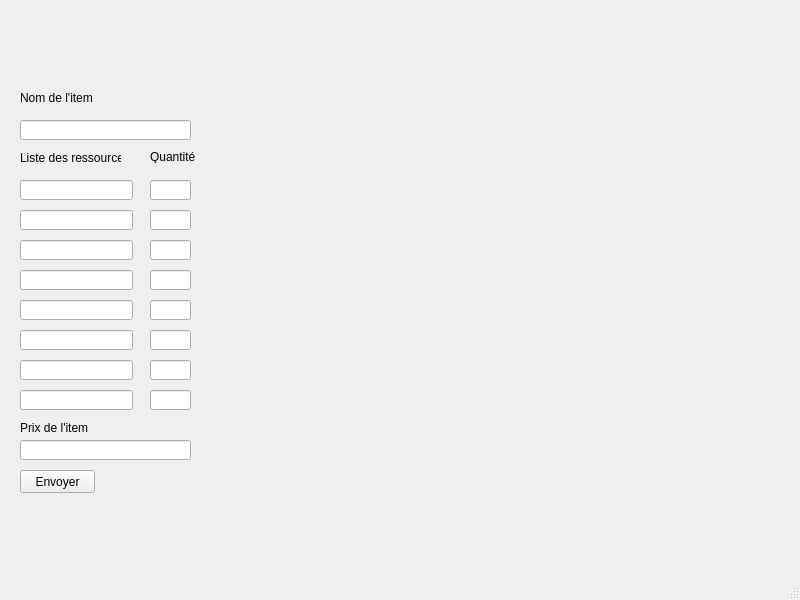
Above: interface.ui from Blblblbl42/Test before the change. Below: the same form after it.
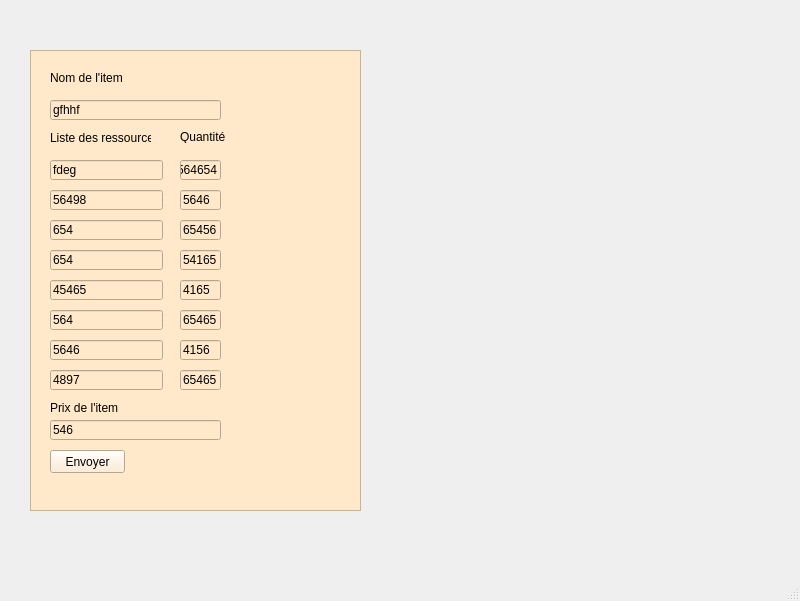
That is the form after the change.

Commit message: modification de l'interface pour qu'elle récupére et envoi à la base de données + modification de la table

Patch:
```diff
--- a/interface.ui
+++ b/interface.ui
@@ -7,57 +7,80 @@
     <x>0</x>
     <y>0</y>
     <width>800</width>
-    <height>600</height>
+    <height>601</height>
    </rect>
   </property>
   <property name="windowTitle">
    <string>MainWindow</string>
   </property>
+  <property name="styleSheet">
+   <string notr="true">background color: rgb(255, rgb(255, 221, 193)223, 197)</string>
+  </property>
   <widget class="QWidget" name="centralwidget">
-   <widget class="QLineEdit" name="lineEdit_1">
+   <property name="layoutDirection">
+    <enum>Qt::LeftToRight</enum>
+   </property>
+   <widget class="QFrame" name="frame">
+    <property name="geometry">
+     <rect>
+      <x>30</x>
+      <y>50</y>
+      <width>331</width>
+      <height>461</height>
+     </rect>
+    </property>
+    <property name="focusPolicy">
+     <enum>Qt::TabFocus</enum>
+    </property>
+    <property name="styleSheet">
+     <string notr="true">background-color: rgb(255, 233, 202)</string>
+    </property>
+    <property name="frameShape">
+     <enum>QFrame::StyledPanel</enum>
+    </property>
+    <property name="frameShadow">
+     <enum>QFrame::Raised</enum>
+    </property>
+    <property name="lineWidth">
+     <number>0</number>
+    </property>
+    <property name="midLineWidth">
+     <number>2</number>
+    </property>
+    <widget class="QLineEdit" name="lineEdit_18">
     <property name="geometry">
      <rect>
       <x>20</x>
-      <y>120</y>
+       <y>370</y>
       <width>171</width>
       <height>20</height>
      </rect>
     </property>
-    <property name="text">
-     <string/>
-    </property>
-   </widget>
-   <widget class="QPushButton" name="pushButton">
-    <property name="geometry">
-     <rect>
-      <x>20</x>
-      <y>470</y>
-      <width>75</width>
-      <height>23</height>
-     </rect>
-    </property>
+     <property name="toolTipDuration">
+      <number>-2</number>
+     </property>
     <property name="text">
-     <string>Envoyer</string>
-    </property>
-   </widget>
-   <widget class="QLabel" name="label">
+      <string>546</string>
+     </property>
+    </widget>
+    <widget class="QLabel" name="label_4">
     <property name="geometry">
      <rect>
       <x>20</x>
-      <y>90</y>
-      <width>171</width>
+       <y>350</y>
+       <width>141</width>
       <height>16</height>
      </rect>
     </property>
     <property name="text">
-     <string>Nom de l'item</string>
+      <string>Prix de l'item</string>
     </property>
    </widget>
    <widget class="QLabel" name="label_2">
     <property name="geometry">
      <rect>
       <x>20</x>
-      <y>150</y>
+       <y>80</y>
       <width>101</width>
       <height>16</height>
      </rect>
@@ -66,101 +89,24 @@
      <string>Liste des ressources</string>
     </property>
    </widget>
-   <widget class="QLineEdit" name="lineEdit_2">
-    <property name="geometry">
-     <rect>
-      <x>20</x>
-      <y>180</y>
-      <width>113</width>
-      <height>20</height>
-     </rect>
-    </property>
-   </widget>
-   <widget class="QLineEdit" name="lineEdit_3">
-    <property name="geometry">
-     <rect>
-      <x>20</x>
-      <y>210</y>
-      <width>113</width>
-      <height>20</height>
-     </rect>
-    </property>
-   </widget>
-   <widget class="QLineEdit" name="lineEdit_4">
-    <property name="geometry">
-     <rect>
-      <x>20</x>
-      <y>240</y>
-      <width>113</width>
-      <height>20</height>
-     </rect>
-    </property>
-   </widget>
-   <widget class="QLineEdit" name="lineEdit_5">
-    <property name="geometry">
-     <rect>
-      <x>20</x>
-      <y>270</y>
-      <width>113</width>
-      <height>20</height>
-     </rect>
-    </property>
-   </widget>
-   <widget class="QLineEdit" name="lineEdit_6">
-    <property name="geometry">
-     <rect>
-      <x>20</x>
-      <y>300</y>
-      <width>113</width>
-      <height>20</height>
-     </rect>
-    </property>
-   </widget>
-   <widget class="QLineEdit" name="lineEdit_7">
-    <property name="geometry">
-     <rect>
-      <x>20</x>
-      <y>330</y>
-      <width>113</width>
-      <height>20</height>
-     </rect>
-    </property>
-   </widget>
-   <widget class="QLineEdit" name="lineEdit_8">
-    <property name="geometry">
-     <rect>
-      <x>20</x>
-      <y>360</y>
-      <width>113</width>
-      <height>20</height>
-     </rect>
-    </property>
-   </widget>
-   <widget class="QLineEdit" name="lineEdit_9">
-    <property name="geometry">
-     <rect>
-      <x>20</x>
-      <y>390</y>
-      <width>113</width>
-      <height>20</height>
-     </rect>
-    </property>
-   </widget>
-   <widget class="QLineEdit" name="lineEdit_10">
+    <widget class="QLineEdit" name="lineEdit_16">
     <property name="geometry">
      <rect>
       <x>150</x>
-      <y>180</y>
+       <y>260</y>
       <width>41</width>
       <height>20</height>
      </rect>
     </property>
+     <property name="text">
+      <string>65465</string>
+     </property>
    </widget>
    <widget class="QLabel" name="label_3">
     <property name="geometry">
      <rect>
       <x>150</x>
-      <y>150</y>
+       <y>80</y>
       <width>47</width>
       <height>13</height>
      </rect>
@@ -169,107 +115,240 @@
      <string>Quantité</string>
     </property>
    </widget>
-   <widget class="QLineEdit" name="lineEdit_11">
+    <widget class="QLineEdit" name="lineEdit_5">
     <property name="geometry">
      <rect>
-      <x>150</x>
-      <y>210</y>
-      <width>41</width>
+       <x>20</x>
+       <y>200</y>
+       <width>113</width>
       <height>20</height>
      </rect>
     </property>
-   </widget>
-   <widget class="QLineEdit" name="lineEdit_12">
+     <property name="text">
+      <string>654</string>
+     </property>
+    </widget>
+    <widget class="QLineEdit" name="lineEdit_2">
     <property name="geometry">
      <rect>
+       <x>20</x>
+       <y>110</y>
+       <width>113</width>
+       <height>20</height>
+      </rect>
+     </property>
+     <property name="text">
+      <string>fdeg</string>
+     </property>
+    </widget>
+    <widget class="QLineEdit" name="lineEdit_17">
+     <property name="geometry">
+      <rect>
       <x>150</x>
-      <y>240</y>
+       <y>320</y>
       <width>41</width>
       <height>20</height>
      </rect>
+     </property>
+     <property name="text">
+      <string>65465</string>
+     </property>
+    </widget>
+    <widget class="QLineEdit" name="lineEdit_1">
+     <property name="geometry">
+      <rect>
+       <x>20</x>
+       <y>50</y>
+       <width>171</width>
+       <height>20</height>
+      </rect>
+     </property>
+     <property name="text">
+      <string>gfhhf</string>
     </property>
    </widget>
    <widget class="QLineEdit" name="lineEdit_13">
     <property name="geometry">
      <rect>
       <x>150</x>
-      <y>300</y>
+       <y>230</y>
       <width>41</width>
       <height>20</height>
      </rect>
     </property>
-   </widget>
-   <widget class="QLineEdit" name="lineEdit_14">
+     <property name="text">
+      <string>4165</string>
+     </property>
+    </widget>
+    <widget class="QLineEdit" name="lineEdit_6">
+     <property name="geometry">
+      <rect>
+       <x>20</x>
+       <y>230</y>
+       <width>113</width>
+       <height>20</height>
+      </rect>
+     </property>
+     <property name="text">
+      <string>45465</string>
+     </property>
+    </widget>
+    <widget class="QLineEdit" name="lineEdit_3">
+     <property name="geometry">
+      <rect>
+       <x>20</x>
+       <y>140</y>
+       <width>113</width>
+       <height>20</height>
+      </rect>
+     </property>
+     <property name="text">
+      <string>56498</string>
+     </property>
+    </widget>
+    <widget class="QLineEdit" name="lineEdit_12">
     <property name="geometry">
      <rect>
       <x>150</x>
-      <y>270</y>
+       <y>170</y>
       <width>41</width>
       <height>20</height>
      </rect>
     </property>
+     <property name="text">
+      <string>65456</string>
+     </property>
    </widget>
    <widget class="QLineEdit" name="lineEdit_15">
     <property name="geometry">
      <rect>
       <x>150</x>
-      <y>360</y>
+       <y>290</y>
       <width>41</width>
       <height>20</height>
      </rect>
     </property>
-   </widget>
-   <widget class="QLineEdit" name="lineEdit_16">
+     <property name="text">
+      <string>4156</string>
+     </property>
+    </widget>
+    <widget class="QLineEdit" name="lineEdit_9">
     <property name="geometry">
      <rect>
+       <x>20</x>
+       <y>320</y>
+       <width>113</width>
+       <height>20</height>
+      </rect>
+     </property>
+     <property name="text">
+      <string>4897</string>
+     </property>
+    </widget>
+    <widget class="QLineEdit" name="lineEdit_4">
+     <property name="geometry">
+      <rect>
+       <x>20</x>
+       <y>170</y>
+       <width>113</width>
+       <height>20</height>
+      </rect>
+     </property>
+     <property name="text">
+      <string>654</string>
+     </property>
+    </widget>
+    <widget class="QLineEdit" name="lineEdit_10">
+     <property name="geometry">
+      <rect>
       <x>150</x>
-      <y>330</y>
+       <y>110</y>
       <width>41</width>
       <height>20</height>
      </rect>
     </property>
-   </widget>
-   <widget class="QLineEdit" name="lineEdit_17">
+     <property name="text">
+      <string>564654</string>
+     </property>
+    </widget>
+    <widget class="QLineEdit" name="lineEdit_11">
     <property name="geometry">
      <rect>
       <x>150</x>
-      <y>390</y>
+       <y>140</y>
       <width>41</width>
       <height>20</height>
      </rect>
     </property>
-   </widget>
-   <widget class="QLineEdit" name="lineEdit_18">
+     <property name="text">
+      <string>5646</string>
+     </property>
+    </widget>
+    <widget class="QLineEdit" name="lineEdit_8">
     <property name="geometry">
      <rect>
       <x>20</x>
-      <y>440</y>
+       <y>290</y>
+       <width>113</width>
+       <height>20</height>
+      </rect>
+     </property>
+     <property name="text">
+      <string>5646</string>
+     </property>
+    </widget>
+    <widget class="QLabel" name="label">
+     <property name="geometry">
+      <rect>
+       <x>20</x>
+       <y>20</y>
       <width>171</width>
-      <height>20</height>
-     </rect>
-    </property>
-    <property name="toolTipDuration">
-     <number>-2</number>
-    </property>
-    <property name="text">
-     <string/>
-    </property>
-    <property name="test" stdset="0">
-     <number>56476385</number>
-    </property>
-   </widget>
-   <widget class="QLabel" name="label_4">
-    <property name="geometry">
-     <rect>
-      <x>20</x>
-      <y>420</y>
-      <width>141</width>
       <height>16</height>
      </rect>
     </property>
     <property name="text">
-     <string>Prix de l'item</string>
-    </property>
+      <string>Nom de l'item</string>
+     </property>
+    </widget>
+    <widget class="QLineEdit" name="lineEdit_14">
+     <property name="geometry">
+      <rect>
+       <x>150</x>
+       <y>200</y>
+       <width>41</width>
+       <height>20</height>
+      </rect>
+     </property>
+     <property name="text">
+      <string>54165</string>
+     </property>
+    </widget>
+    <widget class="QLineEdit" name="lineEdit_7">
+     <property name="geometry">
+      <rect>
+       <x>20</x>
+       <y>260</y>
+       <width>113</width>
+       <height>20</height>
+      </rect>
+     </property>
+     <property name="text">
+      <string>564</string>
+     </property>
+    </widget>
+    <widget class="QPushButton" name="pushButton">
+     <property name="geometry">
+      <rect>
+       <x>20</x>
+       <y>400</y>
+       <width>75</width>
+       <height>23</height>
+      </rect>
+     </property>
+     <property name="text">
+      <string>Envoyer</string>
+     </property>
+    </widget>
    </widget>
   </widget>
   <widget class="QMenuBar" name="menubar">
```
Lines whose indentation alone changed are shown as unchanged. The commit also changes 3 other files.
